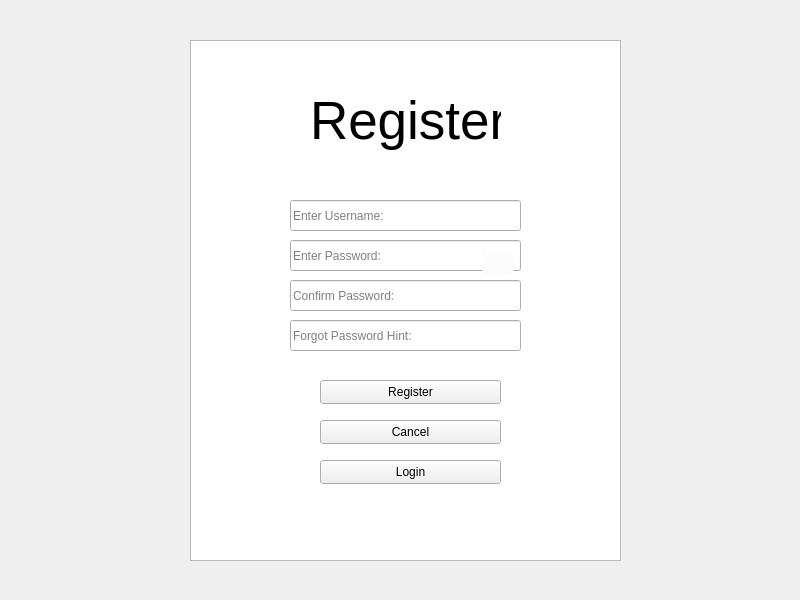
Qt form Development/Iterations/Iteration 1/Qt Designer Pages/registration.ui (Trimaz6855/HTNEA) before a commit.
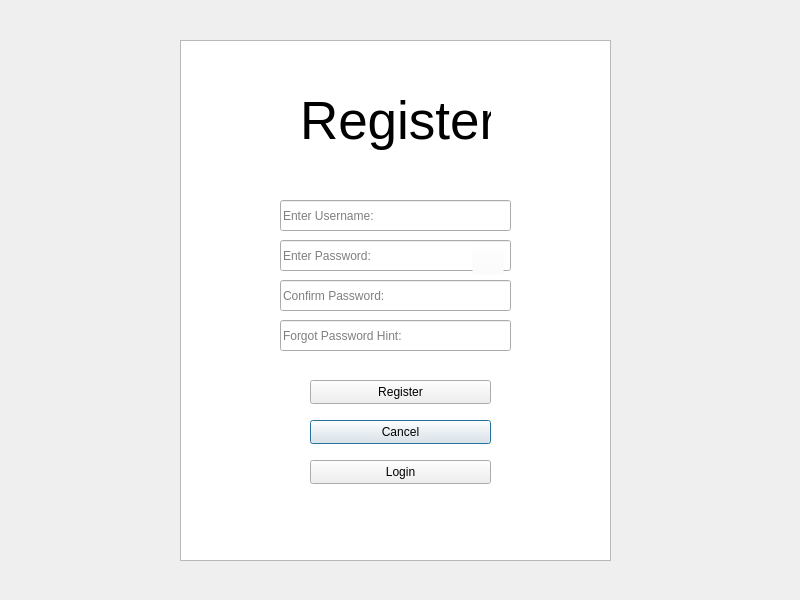
The same form after that commit.

Commit message: Added register function, made registration page fully functional and allowed user to navigate from login page to registration page and vice versa.

The edit to the form file:
```diff
--- a/Development/Iterations/Iteration 1/Qt Designer Pages/registration.ui
+++ b/Development/Iterations/Iteration 1/Qt Designer Pages/registration.ui
@@ -1,7 +1,7 @@
 <?xml version="1.0" encoding="UTF-8"?>
 <ui version="4.0">
  <class>regWindow</class>
- <widget class="QMainWindow" name="regWindow">
+ <widget class="QDialog" name="regWindow">
   <property name="geometry">
    <rect>
     <x>0</x>
@@ -13,11 +13,10 @@
   <property name="windowTitle">
    <string>MainWindow</string>
   </property>
-  <widget class="QWidget" name="centralwidget">
    <widget class="QLabel" name="lblRegTitle">
     <property name="geometry">
      <rect>
-      <x>310</x>
+     <x>300</x>
       <y>70</y>
       <width>191</width>
       <height>101</height>
@@ -32,46 +31,10 @@
      <string>Register</string>
     </property>
    </widget>
-   <widget class="QGraphicsView" name="graphicsView">
-    <property name="geometry">
-     <rect>
-      <x>190</x>
-      <y>40</y>
-      <width>431</width>
-      <height>521</height>
-     </rect>
-    </property>
-   </widget>
-   <widget class="QLineEdit" name="txtRegUname">
-    <property name="geometry">
-     <rect>
-      <x>290</x>
-      <y>200</y>
-      <width>231</width>
-      <height>31</height>
-     </rect>
-    </property>
-    <property name="placeholderText">
-     <string>Enter Username:</string>
-    </property>
-   </widget>
-   <widget class="QLineEdit" name="txtRegPword">
-    <property name="geometry">
-     <rect>
-      <x>290</x>
-      <y>240</y>
-      <width>231</width>
-      <height>31</height>
-     </rect>
-    </property>
-    <property name="placeholderText">
-     <string>Enter Password:</string>
-    </property>
-   </widget>
    <widget class="QLineEdit" name="txtRegConPword">
     <property name="geometry">
      <rect>
-      <x>290</x>
+     <x>280</x>
       <y>280</y>
       <width>231</width>
       <height>31</height>
@@ -81,36 +44,10 @@
      <string>Confirm Password:</string>
     </property>
    </widget>
-   <widget class="QLineEdit" name="txtRegPHint">
-    <property name="geometry">
-     <rect>
-      <x>290</x>
-      <y>320</y>
-      <width>231</width>
-      <height>31</height>
-     </rect>
-    </property>
-    <property name="placeholderText">
-     <string>Forgot Password Hint:</string>
-    </property>
-   </widget>
-   <widget class="QPushButton" name="btnRegister">
-    <property name="geometry">
-     <rect>
-      <x>320</x>
-      <y>380</y>
-      <width>181</width>
-      <height>24</height>
-     </rect>
-    </property>
-    <property name="text">
-     <string>Register</string>
-    </property>
-   </widget>
    <widget class="QPushButton" name="btnRegCancel">
     <property name="geometry">
      <rect>
-      <x>320</x>
+     <x>310</x>
       <y>420</y>
       <width>181</width>
       <height>24</height>
@@ -120,23 +57,20 @@
      <string>Cancel</string>
     </property>
    </widget>
-   <widget class="QPushButton" name="btnRegLogin">
+  <widget class="QGraphicsView" name="graphicsView">
     <property name="geometry">
      <rect>
-      <x>320</x>
-      <y>460</y>
-      <width>181</width>
-      <height>24</height>
-     </rect>
-    </property>
-    <property name="text">
-     <string>Login</string>
-    </property>
+     <x>180</x>
+     <y>40</y>
+     <width>431</width>
+     <height>521</height>
+    </rect>
+   </property>
    </widget>
    <widget class="QPushButton" name="btnRegPVis">
     <property name="geometry">
      <rect>
-      <x>482</x>
+     <x>472</x>
       <y>243</y>
       <width>32</width>
       <height>32</height>
@@ -152,6 +86,71 @@
      <string/>
     </property>
    </widget>
+  <widget class="QLineEdit" name="txtRegUname">
+   <property name="geometry">
+    <rect>
+     <x>280</x>
+     <y>200</y>
+     <width>231</width>
+     <height>31</height>
+    </rect>
+   </property>
+   <property name="placeholderText">
+    <string>Enter Username:</string>
+   </property>
+  </widget>
+  <widget class="QPushButton" name="btnRegLogin">
+   <property name="geometry">
+    <rect>
+     <x>310</x>
+     <y>460</y>
+     <width>181</width>
+     <height>24</height>
+    </rect>
+   </property>
+   <property name="text">
+    <string>Login</string>
+   </property>
+  </widget>
+  <widget class="QLineEdit" name="txtRegPHint">
+   <property name="geometry">
+    <rect>
+     <x>280</x>
+     <y>320</y>
+     <width>231</width>
+     <height>31</height>
+    </rect>
+   </property>
+   <property name="placeholderText">
+    <string>Forgot Password Hint:</string>
+   </property>
+  </widget>
+  <widget class="QLineEdit" name="txtRegPword">
+   <property name="geometry">
+    <rect>
+     <x>280</x>
+     <y>240</y>
+     <width>231</width>
+     <height>31</height>
+    </rect>
+   </property>
+   <property name="placeholderText">
+    <string>Enter Password:</string>
+   </property>
+  </widget>
+  <widget class="QPushButton" name="btnRegister">
+   <property name="geometry">
+    <rect>
+     <x>310</x>
+     <y>380</y>
+     <width>181</width>
+     <height>24</height>
+    </rect>
+   </property>
+   <property name="text">
+    <string>Register</string>
+   </property>
+  </widget>
    <zorder>graphicsView</zorder>
    <zorder>lblRegTitle</zorder>
    <zorder>txtRegUname</zorder>
@@ -162,7 +161,6 @@
    <zorder>btnRegCancel</zorder>
    <zorder>btnRegLogin</zorder>
    <zorder>btnRegPVis</zorder>
-  </widget>
  </widget>
  <resources/>
  <connections/>
```
Left out of the diff: 10 changed lines with no effect on the pictures. Lines whose indentation alone changed are shown as unchanged. The commit also changes 6 other files.
